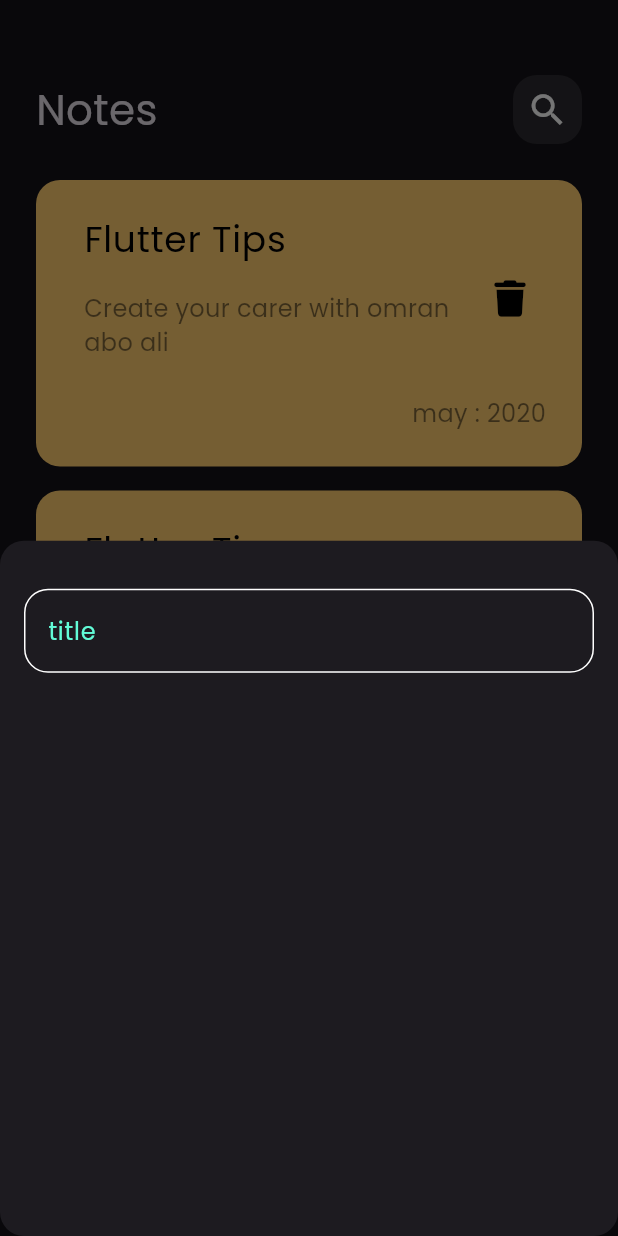
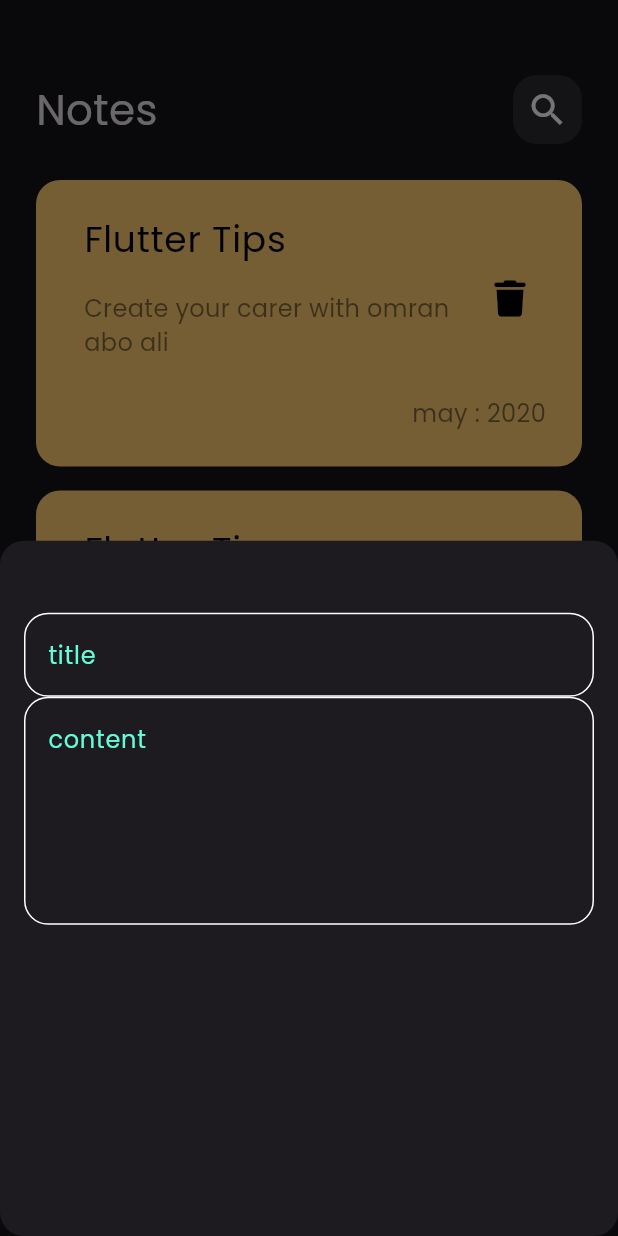
Before and after one commit to omr7n/notes_app, a Flutter app: the screen it shows after launch, after a tap on the "add" icon, on a phone screen of 412 x 824 dp. Run offline on Flutter 3.47's test engine with Material 3 defaults, Android fonts, the phone set to English and light mode, and no system bars; our stand-ins replace font_awesome_flutter.

Commit message:
create custom text field

```diff
--- a/lib/widget/add_note_bottom_sheet.dart
+++ b/lib/widget/add_note_bottom_sheet.dart
@@ -7,14 +7,23 @@ class AddNoteBottomSheet extends StatelessWidget {
   @override
   Widget build(BuildContext context) {
     return Container(
-      child: Padding(
-        padding: const EdgeInsets.symmetric(horizontal: 16),
+      child: const Padding(
+        padding: EdgeInsets.symmetric(horizontal: 16),
         child: Column(
           children: [
             SizedBox(
               height: 32,
             ),
-            CustomTextField()
+            SizedBox(
+              height: 16,
+            ),
+            CustomTextField(
+              hintText: "title",
+            ),
+            CustomTextField(
+              hintText: "content",
+              maxLines: 5,
+            ),
           ],
         ),
       ),
--- a/lib/widget/custom-text_field.dart
+++ b/lib/widget/custom-text_field.dart
@@ -3,14 +3,17 @@ import 'package:flutter/material.dart';
 import '../constants.dart';
 
 class CustomTextField extends StatelessWidget {
-  const CustomTextField({super.key});
-
+  const CustomTextField(
+      {super.key, required this.hintText,  this.maxLines = 1});
+  final String hintText;
+  final int maxLines;
   @override
   Widget build(BuildContext context) {
     return TextField(
       cursorColor: KPrimaryColor,
+      maxLines: maxLines,
       decoration: InputDecoration(
-        hintText: "title",
+        hintText: hintText,
         hintStyle: TextStyle(color: KPrimaryColor),
         border: buildBorder(),
         enabledBorder: buildBorder(),
```
